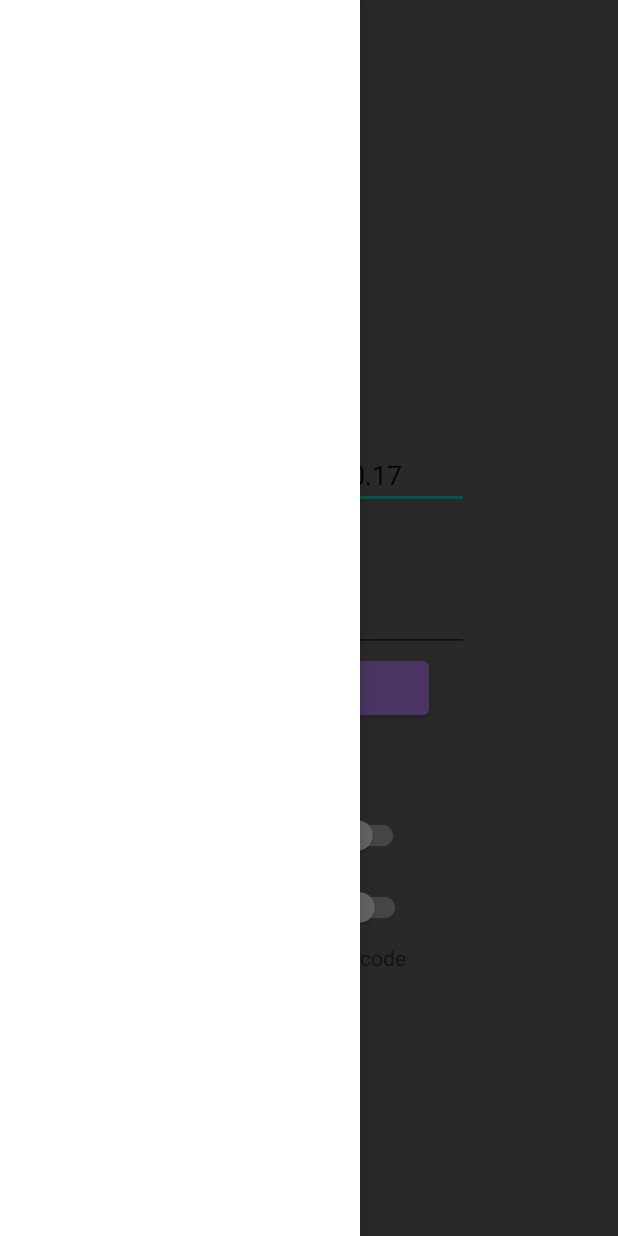
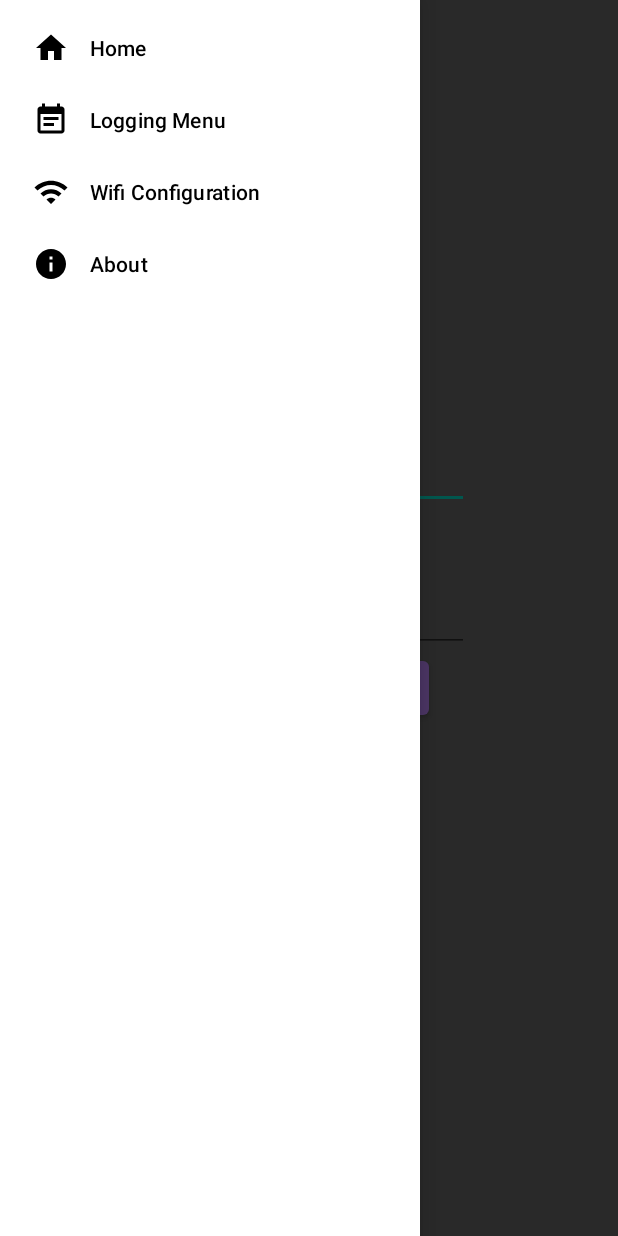
Before and after one commit to dimas519/Charging_Protection, an Android app: the screen it shows after launch (MainActivity), with the side drawer open, on a phone screen of 412 x 824 dp. Run offline under Robolectric (Android 15) with nearby library versions, the light colour scheme and no system bars; 5 statements that could not run were skipped.

Commit message:
added fragment logging and its presenter

```diff
--- a/app/src/main/java/com/dimas519/chargingprotection/MainActivity.java
+++ b/app/src/main/java/com/dimas519/chargingprotection/MainActivity.java
@@ -1,5 +1,6 @@
 package com.dimas519.chargingprotection;
 
+import androidx.annotation.NonNull;
 import androidx.appcompat.app.AppCompatActivity;
 import androidx.core.view.GravityCompat;
 import androidx.drawerlayout.widget.DrawerLayout;
@@ -10,16 +11,22 @@ import android.content.Intent;
 import android.os.Bundle;
 import android.util.Log;
 import android.view.Gravity;
+import android.view.MenuItem;
 import android.view.View;
 import android.widget.Toast;
+
+import com.dimas519.chargingprotection.Tools.PageCode;
 import com.dimas519.chargingprotection.databinding.ActivityMainBinding;
+import com.dimas519.chargingprotection.databinding.FragmentLoggingBinding;
+import com.google.android.material.navigation.NavigationView;
+
 import java.util.ArrayList;
 
-public class MainActivity extends AppCompatActivity implements View.OnClickListener {
+public class MainActivity extends AppCompatActivity implements View.OnClickListener, NavigationView.OnNavigationItemSelectedListener {
     private ActivityMainBinding binding;
     private FragmentManager fm;
     private FragmentTransaction ft;
-
+    private NavigationView navigationView;
 
 
 
@@ -43,11 +50,14 @@ public class MainActivity extends AppCompatActivity implements View.OnClickListe
         this.fragments.add(new MainFragment(0));
 
         //set fragments awal
-        this.changePage(0);
+        this.changePage(PageCode.MainPage);
 
-        //set up drawer dan onclicknya
+        //set up drawer dan onclick-nya
+        this.binding.drawerButton.setOnClickListener(this);
 
-        this.binding.drawerButton.setOnClickListener(this);
+        //drawer
+        this.navigationView=this.binding.navView;
+        this.navigationView.setNavigationItemSelectedListener(this);
 
 
 
@@ -59,18 +69,39 @@ public class MainActivity extends AppCompatActivity implements View.OnClickListe
 //        ft=fm.beginTransaction();
 //        fm.setFragmentResultListener("sebelum",this,this);
 
-        setContentView(binding.getRoot());
+        setContentView(this.binding.getRoot());
     }
 
 
 
-    public void changePage(int page){
-        this.ft=fm.beginTransaction();
-        if(page==0){
-            this.ft.add(this.binding.fragment.getId(),fragments.get(0),null);
+    private void changePage(int page){
+        this.ft=this.fm.beginTransaction();
+        this.hideOtherFragments(page);
+        if(this.fragments.get(page).isAdded()) {
+            this.ft.show(this.fragments.get(page));
+        }else {
+            this.ft.add(this.binding.fragment.getId(), this.fragments.get(page), null);
         }
-        ft.commit();
+        this.ft.commit();
     }
+
+    private void hideOtherFragments(int pageToShow){
+        for (int i=0;i<this.fragments.size();i++){
+            if(i!=pageToShow){
+                this.ft.hide(fragments.get(i));
+            }
+        }
+    }
+
+    private boolean initialized(int page){
+        System.out.println(this.fragments.size()+" : "+page+","+ (this.fragments.size() > page) );
+        if( this.fragments.size() > page &&this.fragments.get(page)!=null){
+            return true;
+        }else{
+            return false;
+        }
+    }
+
 
 
     @Override
@@ -79,4 +110,23 @@ public class MainActivity extends AppCompatActivity implements View.OnClickListe
             this.binding.drawerLayout.openDrawer(Gravity.LEFT);
         }
     }
+
+    @Override
+    public boolean onNavigationItemSelected(@NonNull MenuItem item) {
+        switch (item.getItemId()){
+            case R.id.nav_main:
+                changePage(PageCode.MainPage);
+                break;
+            case R.id.nav_logging:
+                if(!this.initialized(PageCode.LoggingMenu)){
+                    this.fragments.add(new LoggingFragment());
+                }
+                changePage(PageCode.LoggingMenu);
+
+        }
+
+
+        this.binding.drawerLayout.closeDrawers();
+        return true;
+    }
 }
--- a/app/src/main/java/com/dimas519/chargingprotection/MainFragment.java
+++ b/app/src/main/java/com/dimas519/chargingprotection/MainFragment.java
@@ -69,7 +69,7 @@ public class MainFragment extends Fragment implements View.OnClickListener {
 
         //setup text
         this.binding.ipAdress.setText(this.storage.getIP());
-        this.binding.port.setText(this.storage.getPort()+"");
+        this.binding.port.setText(this.storage.getSwitchPort()+"");
 
 
 
@@ -184,7 +184,7 @@ public class MainFragment extends Fragment implements View.OnClickListener {
         this.binding.ipAdress.setText(ip);
         this.binding.port.setText(port+"");
 
-        this.storage.setPort(port);
+        this.storage.saveSwitchPort(port);
         this.storage.saveIP(ip);
     }
 
--- a/app/src/main/java/com/dimas519/chargingprotection/Service/Logging.java
+++ b/app/src/main/java/com/dimas519/chargingprotection/Service/Logging.java
@@ -7,11 +7,11 @@ import java.net.SocketTimeoutException;
 
 public class Logging {
 
-    public static void log(String msg) {
+    public static void log(String msg,String ip,int port) {
         Thread log=new Thread(new Runnable() {
             @Override
             public void run() {
-                ClientConnection con = new ClientConnection("192.168.100.100",9161);
+                ClientConnection con = new ClientConnection(ip,port);
                 try {
                     con.sendToServer(msg);
                 }catch (SocketTimeoutException e){
--- a/app/src/main/java/com/dimas519/chargingprotection/Service/OneTimeServices.java
+++ b/app/src/main/java/com/dimas519/chargingprotection/Service/OneTimeServices.java
@@ -29,7 +29,7 @@ public class OneTimeServices extends Worker {
         Storage storage=new Storage(context);
 
 
-        this.switchCharger=new SwitchCharger(storage.getIP(),storage.getPort());
+        this.switchCharger=new SwitchCharger(storage.getIP(),storage.getSwitchPort());
     }
 
     @NonNull
--- a/app/src/main/java/com/dimas519/chargingprotection/Storage/Storage.java
+++ b/app/src/main/java/com/dimas519/chargingprotection/Storage/Storage.java
@@ -6,10 +6,18 @@ import android.preference.PreferenceManager;
 
 public class Storage {
     private SharedPreferences sp;
-    private final String address="ip";
-    private final String port="port";
+
+    //switch
+    private final String switchAddress ="ip";
+    private final String switchPort ="port";
     private final String mac="mac";
-    private final String status="status";
+
+
+    //logging
+    private final String loggingAddress ="Logging_ip";
+    private final String loggingPort ="Logging_port";
+    private final String loggingStatus="Logging_status";
+
 
     public Storage(Context c){
         this. sp= PreferenceManager.getDefaultSharedPreferences(c);
@@ -17,32 +25,57 @@ public class Storage {
 
     public void saveIP(String ip){
         SharedPreferences.Editor editor= this.sp.edit();
-        editor.putString(this.address,ip);
+        editor.putString(this.switchAddress,ip);
         editor.apply();
     }
 
     public String getIP(){
-        return sp.getString(this.address,"192.168.100.17");
+        return sp.getString(this.switchAddress,"192.168.100.17");
     }
 
-    public void setPort(int port){
+    public void saveSwitchPort(int switchPort){
         SharedPreferences.Editor editor= this.sp.edit();
-        editor.putInt(this.port,port);
+        editor.putInt(this.switchPort, switchPort);
         editor.apply();
     }
 
-    public int getPort(){
-        return sp.getInt(this.port,38899);
+    public int getSwitchPort(){
+        return sp.getInt(this.switchPort,38899);
     }
 
-    public void setLoggingStatus(boolean status){
+    // ---------------------------------------------------------------------
+    // LOGGING
+    //----------------------------------------------------------------------
+
+    public void saveIPLogging(String ip){
         SharedPreferences.Editor editor= this.sp.edit();
-        editor.putBoolean(this.status,status);
+        editor.putString(this.loggingAddress,ip);
+        editor.apply();
+    }
+
+    public String getIPLogging(){
+        return sp.getString(this.loggingAddress,"192.168.100.100");
+    }
+
+    public void savePortLogging(int switchPort){
+        SharedPreferences.Editor editor= this.sp.edit();
+        editor.putInt(this.loggingPort, switchPort);
+        editor.apply();
+    }
+
+    public int getPortLogging() {
+        return sp.getInt(this.loggingPort, 9161);
+    }
+
+
+    public void saveLoggingStatus(boolean status){
+        SharedPreferences.Editor editor= this.sp.edit();
+        editor.putBoolean(this.loggingStatus,status);
         editor.apply();
     }
 
     public boolean getLoggingStatus(){
-        return sp.getBoolean(this.status,false);
+        return sp.getBoolean(this.loggingStatus,false);
     }
 
 
--- /dev/null
+++ b/app/src/main/java/com/dimas519/chargingprotection/Tools/PageCode.java
@@ -0,0 +1,8 @@
+package com.dimas519.chargingprotection.Tools;
+
+public class PageCode {
+    public static int MainPage=0;
+    public static int LoggingMenu=1;
+    public static int WifiConfiguration=2;
+    public static int About=3;
+}
--- a/app/src/main/java/com/dimas519/chargingprotection/Widget/Widget_Charging_Protection.java
+++ b/app/src/main/java/com/dimas519/chargingprotection/Widget/Widget_Charging_Protection.java
@@ -51,7 +51,7 @@ public class Widget_Charging_Protection extends AppWidgetProvider implements Wid
 
         }else{
             Storage x=new Storage(context);
-            SwitchCharger switchCharger=new SwitchCharger(x.getIP(),x.getPort());
+            SwitchCharger switchCharger=new SwitchCharger(x.getIP(),x.getSwitchPort());
 
             OwnHandler ownHandler =new OwnHandler(context,this);
             WidgetThread widgetThread=new WidgetThread(ownHandler, switchCharger);
--- /dev/null
+++ b/app/src/main/res/drawable/ic_baseline_home_24.xml
@@ -0,0 +1,5 @@
+<vector android:height="24dp" android:tint="#000000"
+    android:viewportHeight="24" android:viewportWidth="24"
+    android:width="24dp" xmlns:android="http://schemas.android.com/apk/res/android">
+    <path android:fillColor="@android:color/white" android:pathData="M10,20v-6h4v6h5v-8h3L12,3 2,12h3v8z"/>
+</vector>
--- /dev/null
+++ b/app/src/main/res/drawable/ic_info.xml
@@ -0,0 +1,5 @@
+<vector android:height="24dp" android:tint="#000000"
+    android:viewportHeight="24" android:viewportWidth="24"
+    android:width="24dp" xmlns:android="http://schemas.android.com/apk/res/android">
+    <path android:fillColor="@android:color/white" android:pathData="M12,2C6.48,2 2,6.48 2,12s4.48,10 10,10 10,-4.48 10,-10S17.52,2 12,2zM13,17h-2v-6h2v6zM13,9h-2L11,7h2v2z"/>
+</vector>
--- /dev/null
+++ b/app/src/main/res/drawable/ic_logging.xml
@@ -0,0 +1,5 @@
+<vector android:height="24dp" android:tint="#000000"
+    android:viewportHeight="24" android:viewportWidth="24"
+    android:width="24dp" xmlns:android="http://schemas.android.com/apk/res/android">
+    <path android:fillColor="@android:color/white" android:pathData="M17,10L7,10v2h10v-2zM19,3h-1L18,1h-2v2L8,3L8,1L6,1v2L5,3c-1.11,0 -1.99,0.9 -1.99,2L3,19c0,1.1 0.89,2 2,2h14c1.1,0 2,-0.9 2,-2L21,5c0,-1.1 -0.9,-2 -2,-2zM19,19L5,19L5,8h14v11zM14,14L7,14v2h7v-2z"/>
+</vector>
--- /dev/null
+++ b/app/src/main/res/drawable/ic_wifi.xml
@@ -0,0 +1,5 @@
+<vector android:height="24dp" android:tint="#000000"
+    android:viewportHeight="24" android:viewportWidth="24"
+    android:width="24dp" xmlns:android="http://schemas.android.com/apk/res/android">
+    <path android:fillColor="@android:color/white" android:pathData="M1,9l2,2c4.97,-4.97 13.03,-4.97 18,0l2,-2C16.93,2.93 7.08,2.93 1,9zM9,17l3,3 3,-3c-1.65,-1.66 -4.34,-1.66 -6,0zM5,13l2,2c2.76,-2.76 7.24,-2.76 10,0l2,-2C15.14,9.14 8.87,9.14 5,13z"/>
+</vector>
--- a/app/src/main/res/layout/activity_main.xml
+++ b/app/src/main/res/layout/activity_main.xml
@@ -1,6 +1,7 @@
 <?xml version="1.0" encoding="utf-8"?>
 <androidx.drawerlayout.widget.DrawerLayout xmlns:android="http://schemas.android.com/apk/res/android"
     xmlns:tools="http://schemas.android.com/tools"
+    xmlns:app="http://schemas.android.com/apk/res-auto"
     android:id="@+id/drawer_layout"
     android:layout_width="match_parent"
     android:layout_height="match_parent"
@@ -27,7 +28,6 @@
     </LinearLayout>
 
 
-
     <LinearLayout
         android:layout_width="match_parent"
         android:layout_height="match_parent"
@@ -37,28 +37,19 @@
             android:layout_width="match_parent"
             android:layout_height="match_parent"
             android:id="@+id/fragment"/>
-<!--            android:background="@color/black"/>-->
+
+    </LinearLayout>
+
+    <com.google.android.material.navigation.NavigationView
+        android:id="@+id/nav_view"
+        android:layout_width="wrap_content"
+        android:layout_height="match_parent"
+        app:menu="@menu/menu_drawer"
+        android:fitsSystemWindows="true"
+        android:layout_gravity="start"/>
 
 
 
 
 
-
-
-
-
-    </LinearLayout>
-
-    <ListView
-        android:id="@+id/left_drawer"
-        android:layout_width="240dp"
-        android:layout_height="match_parent"
-        android:layout_gravity="start"
-        android:background="#FFFFFF"
-        android:choiceMode="singleChoice"
-        android:divider="@android:color/darker_gray"
-        android:dividerHeight="1dp" />
-
-
-
 </androidx.drawerlayout.widget.DrawerLayout>
--- /dev/null
+++ b/app/src/main/res/menu/menu_drawer.xml
@@ -0,0 +1,30 @@
+<?xml version="1.0" encoding="utf-8"?>
+<menu xmlns:android="http://schemas.android.com/apk/res/android">
+
+    <group android:checkableBehavior="single">
+
+        <item
+            android:id="@+id/nav_main"
+            android:icon="@drawable/ic_baseline_home_24"
+            android:title="@string/navHome"/>
+
+        <item
+            android:id="@+id/nav_logging"
+            android:icon="@drawable/ic_logging"
+            android:title="@string/navLogging"/>
+
+        <item
+            android:id="@+id/nav_wifi"
+            android:icon="@drawable/ic_wifi"
+            android:title="@string/navWifi"/>
+
+        <item
+            android:id="@+id/nav_about"
+            android:icon="@drawable/ic_info"
+            android:title="@string/navAbout"/>
+
+
+
+
+    </group>
+</menu>
--- a/app/src/main/res/values/strings.xml
+++ b/app/src/main/res/values/strings.xml
@@ -9,9 +9,16 @@
     <string name="condition">Condition</string>
     <string name="titikDua"> : </string>
     <string name="titleWidget"> Toogle Switch</string>
+    <string name="titleLogging">Logging Setup Page</string>
+    <string name="switchLog">Logging Status</string>
 
-    <string name="hello_blank_fragment">Hello blank fragment</string>
-    <string name="appwidget_text">EXAMPLE</string>
+
+    <string name="navHome">Home</string>
+    <string name="navLogging">Logging Menu</string>
+    <string name="navWifi">Wifi Configuration</string>
+    <string name="navAbout">About</string>
+
+
     <string name="add_widget">Add widget</string>
     <string name="app_widget_description">This is an app widget description</string>
 
```
Also changed, not shown: app/src/main/java/com/dimas519/chargingprotection/LoggingFragment.java (added, +54 -0 lines), app/src/main/java/com/dimas519/chargingprotection/Presenter/LoggingPresenter.java (added, +39 -0 lines), app/src/main/java/com/dimas519/chargingprotection/Service/MainServices.java (+18 -4 lines), app/src/main/res/layout/fragment_logging.xml (added, +63 -0 lines).
